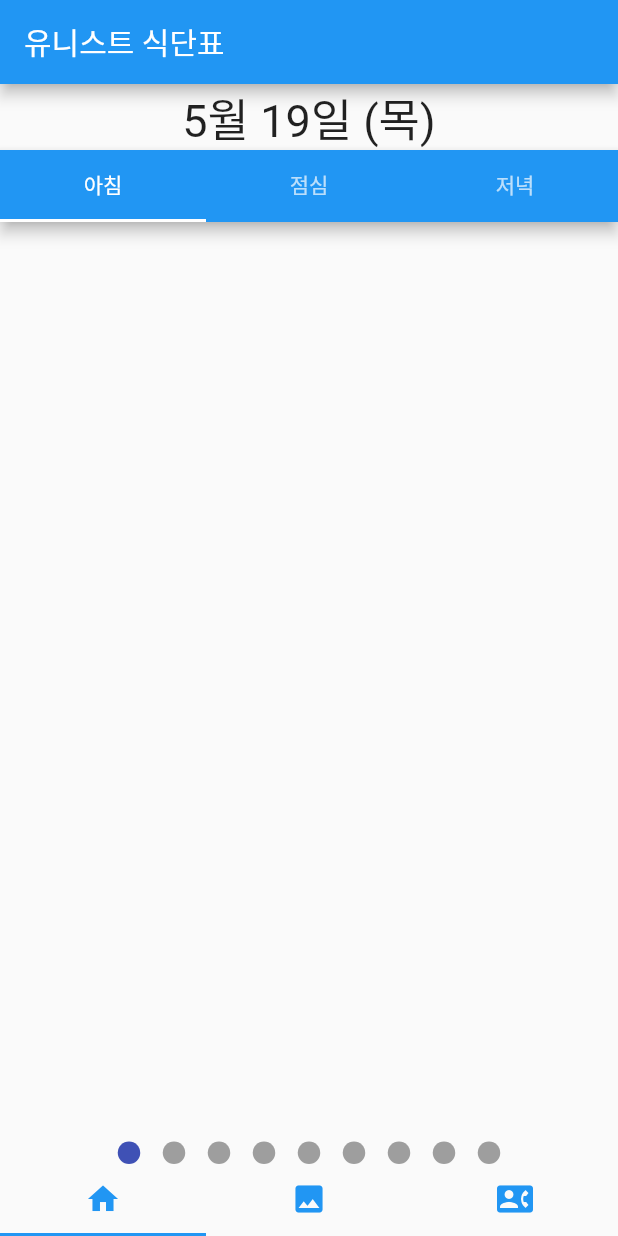
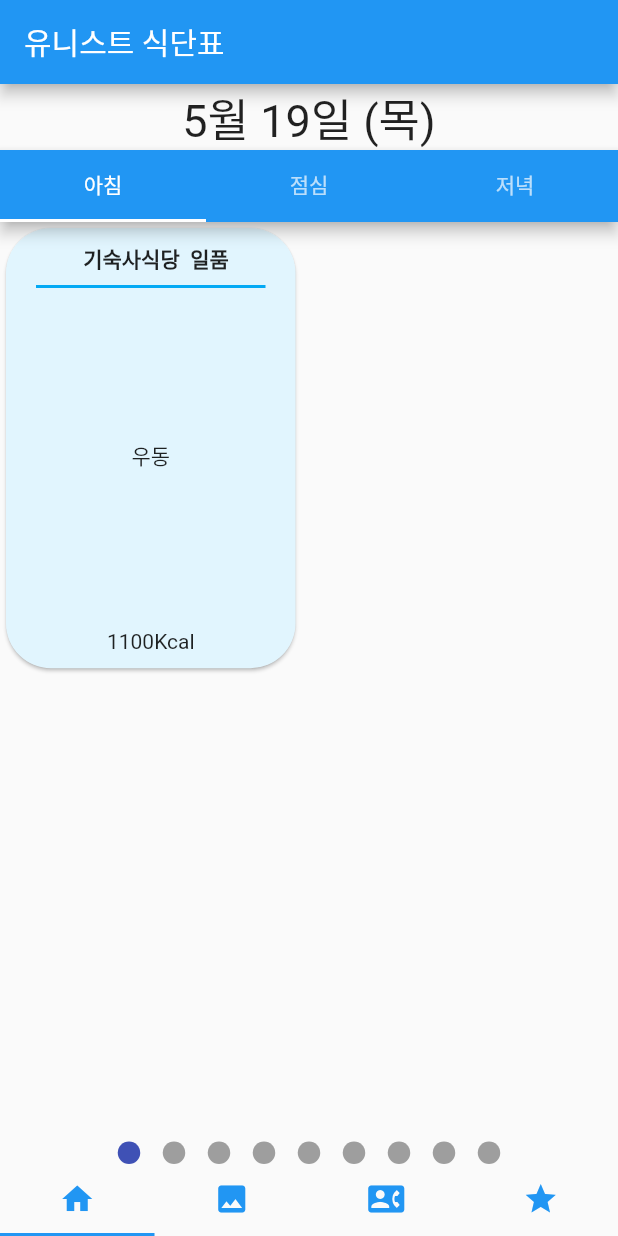
Before and after one commit to mad-unist/UNISTMEAL, a Flutter app: the screen it shows after launch, on a phone screen of 412 x 824 dp. Run offline on Flutter 3.47's test engine with Material 2 defaults, Android fonts, the phone set to English and light mode, and no system bars; drawn by our look-alikes of smooth_page_indicator; our stand-ins replace flutter_slidable, photo_view, shared_preferences, sqflite; missing offline and left inert: flutter_phone_direct_caller; accounts and stored records are empty; network calls fail.

Commit message:
네번째

```diff
--- a/lib/main.dart
+++ b/lib/main.dart
@@ -5,6 +5,7 @@ import 'package:unistapp/meal.dart';
 import 'package:unistapp/restaurant.dart';
 import 'package:unistapp/sub/firstPage.dart';
 import 'package:http/http.dart' as http;
+import 'package:unistapp/sub/fourthPage.dart';
 import 'dart:convert';
 import 'dart:async';
 
@@ -64,7 +65,7 @@ class _MyHomePageState extends State<MyHomePage> with SingleTickerProviderStateM
   @override
   void initState() {
     super.initState();
-    controller = TabController(length: 3, vsync: this);
+    controller = TabController(length: 4, vsync: this);
     Future<String> fetchPost() async {
       final response = await http.get(Uri.parse('https://unist-meal-backend.herokuapp.com/menu/v1/menus?format=json'));
       print(response.body);
@@ -73,24 +74,20 @@ class _MyHomePageState extends State<MyHomePage> with SingleTickerProviderStateM
         var _text = utf8.decode(response.bodyBytes);
         var data = jsonDecode(_text)['data'] as List;
         data.forEach((element) {
-          print(element);
           mealList.add(Meal.fromJson(element));
-          print(Meal.fromJson(element).day);
-          print(Meal.fromJson(element).month);
         });
       });
-      print("YES!!!");
       return "Sucessful";
     }
     fetchPost();
-    mealList.add(Meal(place: "기숙사식당", type: "일품", time: "아침", content: "우동", month: 5, day: 18, calorie: 1100));
-    mealList.add(Meal(place: "기숙사식당", type: "할랄", time: "점심", content: "타코", month: 5, day: 18, calorie: 1100));
-    mealList.add(Meal(place: "학생식당", type: "한식", time: "점심", content: "떡볶이", month: 5, day: 18, calorie: 1100));
-    mealList.add(Meal(place: "교직원식당", type: "", time: "점심", content: "백반\n소고기국", month: 5, day: 18, calorie: 1100));
-    mealList.add(Meal(place: "기숙사식당", type: "일품", time: "점심", content: "라면", month: 5, day: 18, calorie: 1100));
-    mealList.add(Meal(place: "기숙사식당", type: "할랄", time: "점심", content: "샐러드", month: 5, day: 18, calorie: 1100));
-    mealList.add(Meal(place: "학생식당", type: "한식", time: "저녁", content: "돈까스", month: 5, day: 18, calorie: 1100));
-    mealList.add(Meal(place: "교직원식당", type: "", time: "저녁", content: "스테이크", month: 5, day: 18, calorie: 1100));
+    mealList.add(Meal(place: "기숙사식당", type: "일품", time: "아침", content: "우동", month: 5, day: 19, calorie: 1100));
+    mealList.add(Meal(place: "기숙사식당", type: "할랄", time: "점심", content: "타코", month: 5, day: 19, calorie: 1100));
+    mealList.add(Meal(place: "학생식당", type: "한식", time: "점심", content: "떡볶이", month: 5, day: 19, calorie: 1100));
+    mealList.add(Meal(place: "교직원식당", type: "", time: "점심", content: "백반\n소고기국", month: 5, day: 19, calorie: 1100));
+    mealList.add(Meal(place: "기숙사식당", type: "일품", time: "점심", content: "라면", month: 5, day: 19, calorie: 1100));
+    mealList.add(Meal(place: "기숙사식당", type: "할랄", time: "점심", content: "샐러드", month: 5, day: 19, calorie: 1100));
+    mealList.add(Meal(place: "학생식당", type: "한식", time: "저녁", content: "돈까스", month: 5, day: 19, calorie: 1100));
+    mealList.add(Meal(place: "교직원식당", type: "", time: "저녁", content: "스테이크", month: 5, day: 19, calorie: 1100));
     restList.add(Restaurant(name: "할매집", place: "유니스트", type: "홀", content: "묵은지 통삼겹", phone: "01012345678"));
     restList.add(Restaurant(name: "탕수육코리아", place: "구영리", type: "배달", content: "치즈 탕수육", phone: "01011112222"));
   }
@@ -100,7 +97,7 @@ class _MyHomePageState extends State<MyHomePage> with SingleTickerProviderStateM
     return Scaffold(
         body: TabBarView(
           physics: NeverScrollableScrollPhysics(),
-          children: <Widget>[MealApp(list:mealList), MealPhotoApp(), RecommendationApp(list:restList)],
+          children: <Widget>[MealApp(list:mealList), MealPhotoApp(), RecommendationApp(list:restList), BookmarkApp()],
           controller: controller,
         ),
         bottomNavigationBar: TabBar(
@@ -108,7 +105,7 @@ class _MyHomePageState extends State<MyHomePage> with SingleTickerProviderStateM
             Tab(icon: Icon(Icons.home, color: Colors.blue),) ,
             Tab(icon: Icon(Icons.image, color: Colors.blue),),
             Tab(icon: Icon(Icons.contact_phone, color: Colors.blue),),
-            //Tab(icon: Icon(Icons.restaurant_menu, color: Colors.blue),)
+            Tab(icon: Icon(Icons.star, color: Colors.blue),)
           ], controller: controller,
         )
     );
--- a/lib/sub/thirdPage.dart
+++ b/lib/sub/thirdPage.dart
@@ -28,7 +28,6 @@ class _RecommendationAppState extends State<RecommendationApp> with SingleTicker
   void initState() {
     super.initState();
     controller = TabController(length: 2, vsync: this);
-    initializeDateFormatting('ko_KR', null);
   }
 
   @override
@@ -73,7 +72,6 @@ class _RecommendationAppState extends State<RecommendationApp> with SingleTicker
                     child: GestureDetector(
                       onTap: () {
                         FlutterPhoneDirectCaller.callNumber((restaurantList?[position].phone)!);
-                        print("Call");
                       },
                       child: Container(
                         width: queryData.size.width * 0.2,
--- a/pubspec.yaml
+++ b/pubspec.yaml
@@ -37,6 +37,8 @@ dependencies:
   photo_view: ^0.13.0
   flutter_slidable: ^1.2.1
   flutter_phone_direct_caller: ^2.1.1
+  shared_preferences: ^2.0.15
+  provider: ^6.0.2
 
   # The following adds the Cupertino Icons font to your application.
   # Use with the CupertinoIcons class for iOS style icons.
```
Also changed, not shown: lib/provider/listProvider.dart (added, +25 -0 lines), lib/sub/fourthPage.dart (+88 -11 lines), pubspec.lock.
